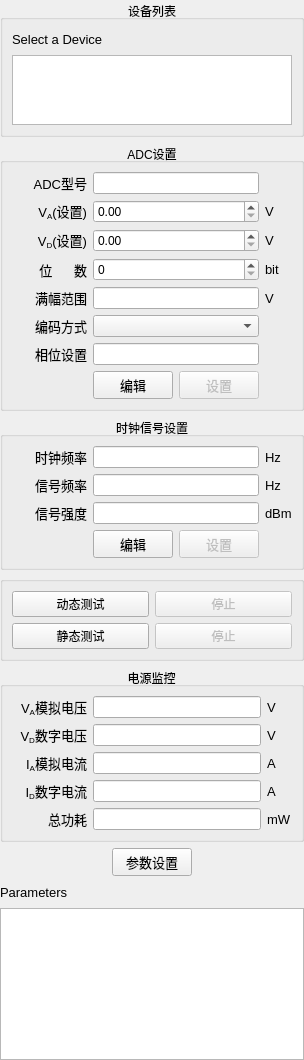
Qt form soft/zebra-scope/ControlPanel.ui (Quenii/ADCEVM) before a commit.
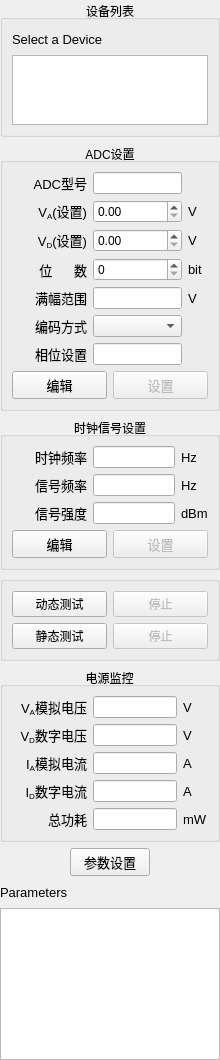
The same form after that commit.

Diff of the .ui file:
```diff
--- a/soft/zebra-scope/ControlPanel.ui
+++ b/soft/zebra-scope/ControlPanel.ui
@@ -6,10 +6,22 @@
    <rect>
     <x>0</x>
     <y>0</y>
-    <width>282</width>
+    <width>220</width>
     <height>1060</height>
    </rect>
   </property>
+  <property name="minimumSize">
+   <size>
+    <width>220</width>
+    <height>0</height>
+   </size>
+  </property>
+  <property name="maximumSize">
+   <size>
+    <width>220</width>
+    <height>16777215</height>
+   </size>
+  </property>
   <property name="windowTitle">
    <string>Control Panel</string>
   </property>
@@ -146,6 +158,18 @@
         </item>
         <item row="1" column="2">
          <widget class="QLabel" name="labl_10">
+          <property name="minimumSize">
+           <size>
+            <width>20</width>
+            <height>0</height>
+           </size>
+          </property>
+          <property name="maximumSize">
+           <size>
+            <width>20</width>
+            <height>16777215</height>
+           </size>
+          </property>
           <property name="font">
            <font>
             <family>Arial</family>
@@ -292,6 +316,18 @@
         </item>
         <item row="6" column="0">
          <widget class="QLabel" name="labl_9">
+          <property name="minimumSize">
+           <size>
+            <width>75</width>
+            <height>0</height>
+           </size>
+          </property>
+          <property name="maximumSize">
+           <size>
+            <width>75</width>
+            <height>16777215</height>
+           </size>
+          </property>
           <property name="font">
            <font>
             <family>Arial</family>
@@ -316,42 +352,10 @@
           </property>
          </widget>
         </item>
-        <item row="7" column="0">
-         <spacer name="horizontalSpacer_9">
-          <property name="orientation">
-           <enum>Qt::Horizontal</enum>
-          </property>
-          <property name="sizeType">
-           <enum>QSizePolicy::Fixed</enum>
-          </property>
-          <property name="sizeHint" stdset="0">
-           <size>
-            <width>75</width>
-            <height>0</height>
-           </size>
-          </property>
-         </spacer>
-        </item>
-        <item row="7" column="2">
-         <spacer name="horizontalSpacer_6">
-          <property name="orientation">
-           <enum>Qt::Horizontal</enum>
-          </property>
-          <property name="sizeType">
-           <enum>QSizePolicy::Fixed</enum>
-          </property>
-          <property name="sizeHint" stdset="0">
-           <size>
-            <width>20</width>
-            <height>20</height>
-           </size>
-          </property>
-         </spacer>
-        </item>
         <item row="5" column="1">
          <widget class="QComboBox" name="codingComboBox"/>
         </item>
-        <item row="7" column="1">
+        <item row="7" column="0" colspan="3">
          <layout class="QHBoxLayout" name="horizontalLayout_7">
           <item>
            <widget class="QPushButton" name="pushButtonEditAdcSettings">
@@ -414,6 +418,18 @@
        <layout class="QGridLayout" name="gridLayout_4">
         <item row="0" column="0">
          <widget class="QLabel" name="labl_14">
+          <property name="minimumSize">
+           <size>
+            <width>75</width>
+            <height>0</height>
+           </size>
+          </property>
+          <property name="maximumSize">
+           <size>
+            <width>75</width>
+            <height>16777215</height>
+           </size>
+          </property>
           <property name="font">
            <font>
             <family>Arial</family>
@@ -485,6 +501,18 @@
         </item>
         <item row="0" column="2">
          <widget class="QLabel" name="labl_25">
+          <property name="minimumSize">
+           <size>
+            <width>20</width>
+            <height>0</height>
+           </size>
+          </property>
+          <property name="maximumSize">
+           <size>
+            <width>20</width>
+            <height>16777215</height>
+           </size>
+          </property>
           <property name="font">
            <font>
             <family>Arial</family>
@@ -529,39 +557,7 @@
           </property>
          </widget>
         </item>
-        <item row="4" column="0">
-         <spacer name="horizontalSpacer_10">
-          <property name="orientation">
-           <enum>Qt::Horizontal</enum>
-          </property>
-          <property name="sizeType">
-           <enum>QSizePolicy::Fixed</enum>
-          </property>
-          <property name="sizeHint" stdset="0">
-           <size>
-            <width>75</width>
-            <height>0</height>
-           </size>
-          </property>
-         </spacer>
-        </item>
-        <item row="4" column="2">
-         <spacer name="horizontalSpacer_8">
-          <property name="orientation">
-           <enum>Qt::Horizontal</enum>
-          </property>
-          <property name="sizeType">
-           <enum>QSizePolicy::Fixed</enum>
-          </property>
-          <property name="sizeHint" stdset="0">
-           <size>
-            <width>20</width>
-            <height>20</height>
-           </size>
-          </property>
-         </spacer>
-        </item>
-        <item row="4" column="1">
+        <item row="4" column="0" colspan="3">
          <layout class="QHBoxLayout" name="horizontalLayout_6">
           <item>
            <widget class="QPushButton" name="pushButtonEditSignalSettings">
```
